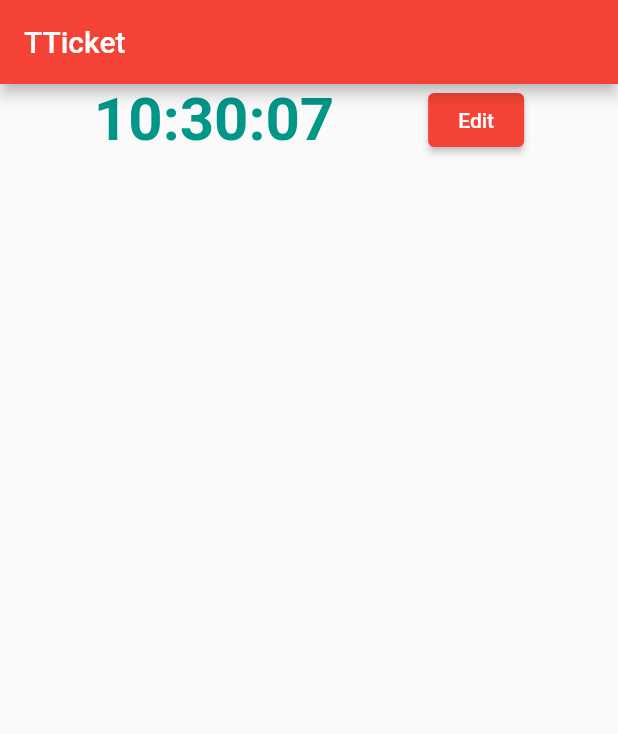
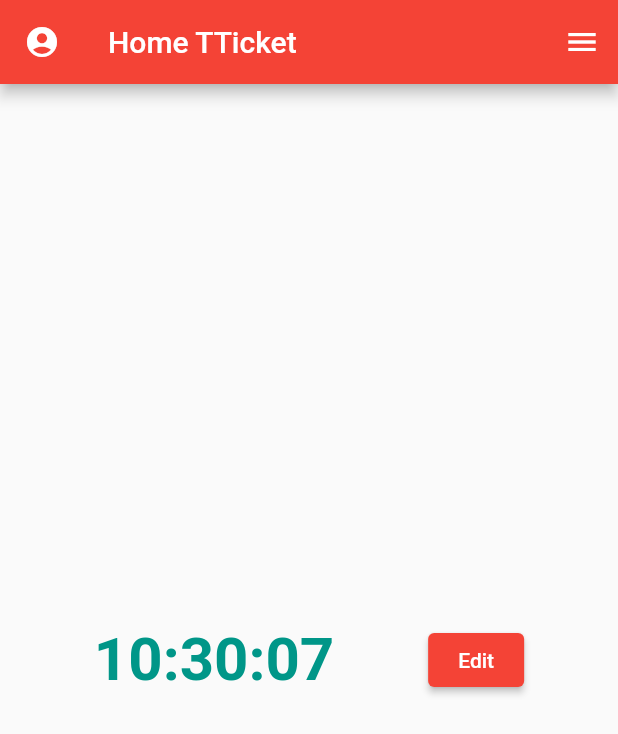
Before and after one commit to Manuel-Rivera/TTicket, a Flutter app: the screen it shows after launch, on a phone screen of 412 x 824 dp. Shown: the top 734 px of the screen. Run offline on Flutter 3.47's test engine with Material 2 defaults, Android fonts, the phone set to English and light mode, and no system bars.

Commit message:
7:31-27/05/2022

```diff
--- a/lib/home_screen.dart
+++ b/lib/home_screen.dart
@@ -1,4 +1,6 @@
+import 'dart:async';
 import 'package:flutter/material.dart';
+import 'package:intl/intl.dart';
 
 class HomeScreen extends StatefulWidget {
   const HomeScreen({Key? key}) : super(key: key);
@@ -11,7 +13,7 @@ class _HomeScreenState extends State<HomeScreen> {
   Widget build(BuildContext context) {
     return Scaffold(
         appBar: AppBar(
-        leading:const Icon(Icons.account_circle_rounded),
+          leading: const Icon(Icons.account_circle_rounded),
           title: const Text("Home TTicket"),
         ),
         endDrawer: Drawer(
@@ -32,7 +34,7 @@ class _HomeScreenState extends State<HomeScreen> {
                 },
               ),
               ListTile(
-              leading:const Icon(Icons.home_outlined),
+                leading: const Icon(Icons.home_outlined),
                 title: const Text('Item 2'),
                 onTap: () {
                   // Update the state of the app.
@@ -42,9 +44,55 @@ class _HomeScreenState extends State<HomeScreen> {
             ],
           ),
         ),
-      body: const Center(
-          child: Text("HomeScreen")
-        )
-    );
+        body: Center(
+            child: Row(
+          mainAxisAlignment: MainAxisAlignment.spaceEvenly,
+          children:  [
+            const Clock(),
+            ElevatedButton(onPressed: (){}, child: const Text("Edit"))
+          ],
+        )));
   }
 }
+
+
+
+
+
+//Clock Class
+class Clock extends StatefulWidget {
+  const Clock({Key? key}) : super(key: key);
+
+  @override
+  State<Clock> createState() => _ClockState();
+}
+
+class _ClockState extends State<Clock> {
+  String _timeString = "";
+  @override
+  Widget build(BuildContext context) {
+    return Text(_timeString,
+        style: const TextStyle(
+            fontSize: 40, color: Colors.teal, fontWeight: FontWeight.bold));
+  }
+
+  @override
+  void initState() {
+    _timeString = _formatDateTime(DateTime.now());
+    Timer.periodic(const Duration(seconds: 1), (Timer t) => _getTime());
+    super.initState();
+  }
+
+  String _formatDateTime(DateTime dateTime) {
+    //return DateFormat('MM/dd/yyyy hh:mm:ss').format(dateTime);
+    return DateFormat('hh:mm:ss').format(dateTime);
+  }
+
+  void _getTime() {
+    final DateTime now = DateTime.now();
+    final String formattedDateTime = _formatDateTime(now);
+    setState(() {
+      _timeString = formattedDateTime;
+    });
+  }
+}
--- a/lib/main.dart
+++ b/lib/main.dart
@@ -4,7 +4,7 @@ import 'dart:async';
 import 'package:flutter/cupertino.dart';
 import 'package:flutter/material.dart';
 //import 'package:flutter_application_1/f_datetimegetpicker.dart';
-//rt 'package:flutter_application_1/home_screen.dart';
+import 'package:flutter_application_1/home_screen.dart';
 import 'package:intl/intl.dart';
 
 void main() => runApp(const MyApp());
@@ -15,12 +15,12 @@ class MyApp extends StatelessWidget {
   Widget build(BuildContext context) {
     return MaterialApp(
       debugShowCheckedModeBanner: false,
-      title: 'Flutter Time Demo',
+      title: 'TTicket',
       theme: ThemeData(
         primarySwatch: Colors.red,
       ),
-      //home:const HomeScreen()
-      home: const MyHomePage(title: "TTicket"),
+      home:const HomeScreen()
+      //home: const MyHomePage(title: "TTicket"),
     );
   }
 }
```
Lines whose indentation alone changed are shown as unchanged.
